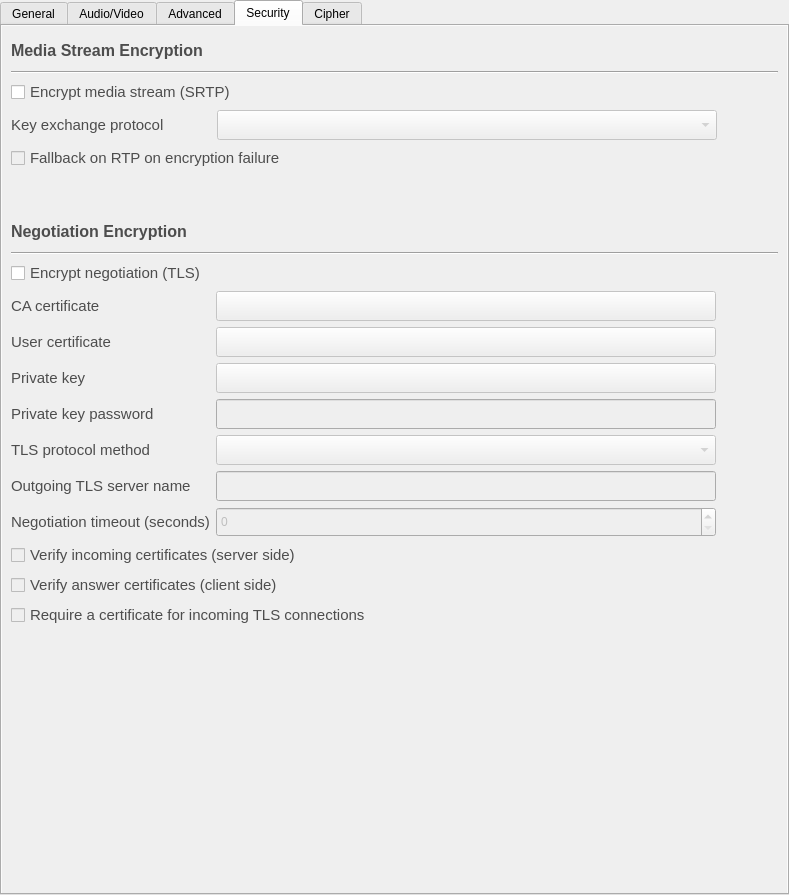
The window that accountdetails.ui (savoirfairelinux/jami-client-windows) describes before a commit, drawn with Qt 5.
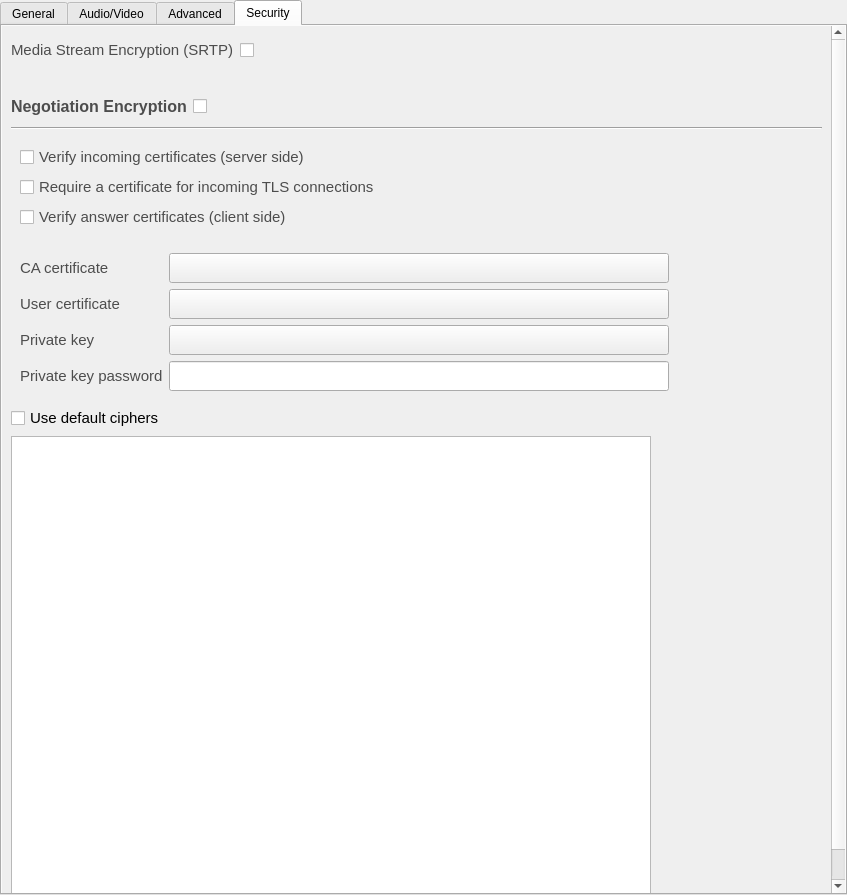
The same window after the commit. The open tabs and pages were chosen to show the change. Icons and pictures are not drawn.

Commit message:
security tab reworked.
- Moves cipher contents inside security tab.
- Negotiation encryption always shown for RING accounts. Other accounts
can hide/shown on the fly.
- Removes Media Stream Encryption (SRTP) for RING accounts.

Tuleap: #403

```diff
--- a/accountdetails.ui
+++ b/accountdetails.ui
@@ -6,7 +6,7 @@
    <rect>
     <x>0</x>
     <y>0</y>
-    <width>789</width>
+    <width>847</width>
     <height>895</height>
    </rect>
   </property>
@@ -91,7 +91,7 @@
            <rect>
             <x>0</x>
             <y>0</y>
-            <width>785</width>
+            <width>843</width>
             <height>866</height>
            </rect>
           </property>
@@ -1136,7 +1136,7 @@
            <rect>
             <x>0</x>
             <y>0</y>
-            <width>753</width>
+            <width>811</width>
             <height>919</height>
            </rect>
           </property>
@@ -1993,139 +1993,80 @@
            <rect>
             <x>0</x>
             <y>0</y>
-            <width>785</width>
-            <height>866</height>
+            <width>829</width>
+            <height>915</height>
            </rect>
           </property>
           <layout class="QVBoxLayout" name="verticalLayout_13">
            <item>
+            <widget class="QWidget" name="MedStreaEncry" native="true">
+             <layout class="QVBoxLayout" name="verticalLayout_10">
+              <property name="leftMargin">
+               <number>0</number>
+              </property>
+              <property name="topMargin">
+               <number>0</number>
+              </property>
+              <property name="rightMargin">
+               <number>0</number>
+              </property>
+              <property name="bottomMargin">
+               <number>0</number>
+              </property>
+              <item>
+               <layout class="QFormLayout" name="formLayout_7">
+                <property name="topMargin">
+                 <number>0</number>
+                </property>
+                <item row="0" column="0">
             <widget class="QLabel" name="label_17">
              <property name="minimumSize">
               <size>
-               <width>300</width>
-               <height>30</height>
-              </size>
-             </property>
-             <property name="maximumSize">
-              <size>
-               <width>300</width>
+                    <width>0</width>
                <height>30</height>
               </size>
              </property>
              <property name="font">
               <font>
-               <pointsize>12</pointsize>
-               <weight>75</weight>
-               <bold>true</bold>
+                    <pointsize>11</pointsize>
+                    <weight>50</weight>
+                    <bold>false</bold>
               </font>
              </property>
              <property name="styleSheet">
               <string notr="true">color: rgb(77, 77, 77);</string>
              </property>
              <property name="text">
-              <string>Media Stream Encryption</string>
+                   <string>Media Stream Encryption (SRTP)</string>
              </property>
             </widget>
            </item>
-           <item>
-            <widget class="Line" name="line_5">
-             <property name="orientation">
-              <enum>Qt::Horizontal</enum>
-             </property>
-            </widget>
-           </item>
-           <item>
+                <item row="0" column="1">
             <widget class="QCheckBox" name="srtpEnabled">
+                  <property name="minimumSize">
+                   <size>
+                    <width>0</width>
+                    <height>30</height>
+                   </size>
+                  </property>
              <property name="font">
               <font>
                <pointsize>11</pointsize>
               </font>
              </property>
-             <property name="styleSheet">
-              <string notr="true">color: rgb(77, 77, 77);</string>
-             </property>
-             <property name="text">
+                  <property name="toolTip">
               <string>Encrypt media stream (SRTP)</string>
              </property>
-            </widget>
-           </item>
-           <item>
-            <layout class="QFormLayout" name="formLayout_7">
-             <item row="0" column="0">
-              <widget class="QLabel" name="label_18">
-               <property name="sizePolicy">
-                <sizepolicy hsizetype="Minimum" vsizetype="Minimum">
-                 <horstretch>0</horstretch>
-                 <verstretch>0</verstretch>
-                </sizepolicy>
-               </property>
-               <property name="minimumSize">
-                <size>
-                 <width>200</width>
-                 <height>30</height>
-                </size>
-               </property>
-               <property name="maximumSize">
-                <size>
-                 <width>200</width>
-                 <height>30</height>
-                </size>
-               </property>
-               <property name="font">
-                <font>
-                 <pointsize>11</pointsize>
-                </font>
-               </property>
                <property name="styleSheet">
                 <string notr="true">color: rgb(77, 77, 77);</string>
                </property>
                <property name="text">
-                <string>Key exchange protocol</string>
-               </property>
-               <property name="buddy">
-                <cstring>keyExchangeModelCombo</cstring>
-               </property>
-              </widget>
-             </item>
-             <item row="0" column="1">
-              <widget class="QComboBox" name="keyExchangeModelCombo">
-               <property name="enabled">
-                <bool>false</bool>
-               </property>
-               <property name="minimumSize">
-                <size>
-                 <width>500</width>
-                 <height>30</height>
-                </size>
-               </property>
-               <property name="maximumSize">
-                <size>
-                 <width>500</width>
-                 <height>30</height>
-                </size>
+                   <string/>
                </property>
               </widget>
              </item>
             </layout>
            </item>
-           <item>
-            <widget class="QCheckBox" name="lrcfg_srtpRtpFallback">
-             <property name="enabled">
-              <bool>false</bool>
-             </property>
-             <property name="font">
-              <font>
-               <pointsize>11</pointsize>
-              </font>
-             </property>
-             <property name="styleSheet">
-              <string notr="true">color: rgb(77, 77, 77);</string>
-             </property>
-             <property name="text">
-              <string>Fallback on RTP on encryption failure</string>
-             </property>
-            </widget>
-           </item>
            <item>
             <spacer name="verticalSpacer">
              <property name="orientation">
@@ -2137,22 +2078,21 @@
              <property name="sizeHint" stdset="0">
               <size>
                <width>20</width>
-               <height>40</height>
+                  <height>20</height>
               </size>
              </property>
             </spacer>
            </item>
+             </layout>
+            </widget>
+           </item>
            <item>
+            <layout class="QFormLayout" name="formLayout_8">
+             <item row="0" column="0">
             <widget class="QLabel" name="label_19">
              <property name="minimumSize">
               <size>
-               <width>300</width>
-               <height>30</height>
-              </size>
-             </property>
-             <property name="maximumSize">
-              <size>
-               <width>300</width>
+                 <width>0</width>
                <height>30</height>
               </size>
              </property>
@@ -2171,29 +2111,92 @@
              </property>
             </widget>
            </item>
-           <item>
-            <widget class="Line" name="line_6">
-             <property name="orientation">
-              <enum>Qt::Horizontal</enum>
-             </property>
-            </widget>
-           </item>
-           <item>
+             <item row="0" column="1">
             <widget class="QCheckBox" name="lrcfg_tlsEnabled">
+               <property name="minimumSize">
+                <size>
+                 <width>0</width>
+                 <height>30</height>
+                </size>
+               </property>
              <property name="font">
               <font>
                <pointsize>11</pointsize>
               </font>
              </property>
-             <property name="styleSheet">
-              <string notr="true">color: rgb(77, 77, 77);</string>
-             </property>
-             <property name="text">
+               <property name="toolTip">
               <string>Encrypt negotiation (TLS)</string>
              </property>
-            </widget>
-           </item>
+               <property name="styleSheet">
+                <string notr="true">color: rgb(77, 77, 77);</string>
+               </property>
+               <property name="text">
+                <string/>
+               </property>
+              </widget>
+             </item>
+            </layout>
+           </item>
            <item>
+            <widget class="Line" name="line_6">
+             <property name="orientation">
+              <enum>Qt::Horizontal</enum>
+             </property>
+            </widget>
+           </item>
+           <item>
+            <widget class="QWidget" name="NegoEncry_1" native="true">
+             <layout class="QVBoxLayout" name="verticalLayout_2">
+              <item>
+               <widget class="QCheckBox" name="lrcfg_tlsVerifyServer">
+                <property name="font">
+                 <font>
+                  <pointsize>11</pointsize>
+                 </font>
+                </property>
+                <property name="styleSheet">
+                 <string notr="true">color: rgb(77, 77, 77);</string>
+                </property>
+                <property name="text">
+                 <string>Verify incoming certificates (server side)</string>
+                </property>
+               </widget>
+              </item>
+              <item>
+               <widget class="QCheckBox" name="lrcfg_tlsRequireClientCertificate">
+                <property name="font">
+                 <font>
+                  <pointsize>11</pointsize>
+                 </font>
+                </property>
+                <property name="styleSheet">
+                 <string notr="true">color: rgb(77, 77, 77);</string>
+                </property>
+                <property name="text">
+                 <string>Require a certificate for incoming TLS connections</string>
+                </property>
+               </widget>
+              </item>
+              <item>
+               <widget class="QCheckBox" name="lrcfg_tlsVerifyClient">
+                <property name="font">
+                 <font>
+                  <pointsize>11</pointsize>
+                 </font>
+                </property>
+                <property name="styleSheet">
+                 <string notr="true">color: rgb(77, 77, 77);</string>
+                </property>
+                <property name="text">
+                 <string>Verify answer certificates (client side)</string>
+                </property>
+               </widget>
+              </item>
+             </layout>
+            </widget>
+           </item>
+           <item>
+            <widget class="QWidget" name="NegoEncry_2" native="true">
             <layout class="QFormLayout" name="formLayout_5">
              <item row="0" column="0">
               <widget class="QLabel" name="label_20">
@@ -2208,8 +2211,34 @@
                <property name="text">
                 <string>CA certificate</string>
                </property>
-               <property name="buddy">
-                <cstring>lrcfg_tlsCaListCertificate</cstring>
+               </widget>
+              </item>
+              <item row="0" column="1">
+               <widget class="QPushButton" name="lrcfg_tlsCaListCertificate">
+                <property name="minimumSize">
+                 <size>
+                  <width>500</width>
+                  <height>30</height>
+                 </size>
+                </property>
+                <property name="maximumSize">
+                 <size>
+                  <width>500</width>
+                  <height>30</height>
+                 </size>
+                </property>
+                <property name="focusPolicy">
+                 <enum>Qt::WheelFocus</enum>
+                </property>
+                <property name="layoutDirection">
+                 <enum>Qt::RightToLeft</enum>
+                </property>
+                <property name="text">
+                 <string/>
+                </property>
+                <property name="icon">
+                 <iconset resource="ressources.qrc">
+                  <normaloff>:/images/icons/ic_folder_black_18dp_2x.png</normaloff>:/images/icons/ic_folder_black_18dp_2x.png</iconset>
                </property>
               </widget>
              </item>
@@ -2226,8 +2255,31 @@
                <property name="text">
                 <string>User certificate</string>
                </property>
-               <property name="buddy">
-                <cstring>lrcfg_tlsCertificate</cstring>
+               </widget>
+              </item>
+              <item row="1" column="1">
+               <widget class="QPushButton" name="lrcfg_tlsCertificate">
+                <property name="minimumSize">
+                 <size>
+                  <width>500</width>
+                  <height>30</height>
+                 </size>
+                </property>
+                <property name="maximumSize">
+                 <size>
+                  <width>500</width>
+                  <height>30</height>
+                 </size>
+                </property>
+                <property name="layoutDirection">
+                 <enum>Qt::RightToLeft</enum>
+                </property>
+                <property name="text">
+                 <string/>
+                </property>
+                <property name="icon">
+                 <iconset resource="ressources.qrc">
+                  <normaloff>:/images/icons/ic_folder_black_18dp_2x.png</normaloff>:/images/icons/ic_folder_black_18dp_2x.png</iconset>
                </property>
               </widget>
              </item>
@@ -2244,8 +2296,31 @@
                <property name="text">
                 <string>Private key</string>
                </property>
-               <property name="buddy">
-                <cstring>lrcfg_tlsPrivateKeyCertificate</cstring>
+               </widget>
+              </item>
+              <item row="2" column="1">
+               <widget class="QPushButton" name="lrcfg_tlsPrivateKeyCertificate">
+                <property name="minimumSize">
+                 <size>
+                  <width>500</width>
+                  <height>30</height>
+                 </size>
+                </property>
+                <property name="maximumSize">
+                 <size>
+                  <width>500</width>
+                  <height>30</height>
+                 </size>
+                </property>
+                <property name="layoutDirection">
+                 <enum>Qt::RightToLeft</enum>
+                </property>
+                <property name="text">
+                 <string/>
+                </property>
+                <property name="icon">
+                 <iconset resource="ressources.qrc">
+                  <normaloff>:/images/icons/ic_folder_black_18dp_2x.png</normaloff>:/images/icons/ic_folder_black_18dp_2x.png</iconset>
                </property>
               </widget>
              </item>
@@ -2262,70 +2337,10 @@
                <property name="text">
                 <string>Private key password</string>
                </property>
-               <property name="buddy">
-                <cstring>lrcfg_tlsPassword</cstring>
-               </property>
-              </widget>
-             </item>
-             <item row="4" column="0">
-              <widget class="QLabel" name="label_24">
-               <property name="font">
-                <font>
-                 <pointsize>11</pointsize>
-                </font>
-               </property>
-               <property name="styleSheet">
-                <string notr="true">color: rgb(77, 77, 77);</string>
-               </property>
-               <property name="text">
-                <string>TLS protocol method</string>
-               </property>
-               <property name="buddy">
-                <cstring>tlsProtocoCombo</cstring>
-               </property>
-              </widget>
-             </item>
-             <item row="5" column="0">
-              <widget class="QLabel" name="label_25">
-               <property name="font">
-                <font>
-                 <pointsize>11</pointsize>
-                </font>
-               </property>
-               <property name="styleSheet">
-                <string notr="true">color: rgb(77, 77, 77);</string>
-               </property>
-               <property name="text">
-                <string>Outgoing TLS server name</string>
-               </property>
-               <property name="buddy">
-                <cstring>lrcfg_tlsServerName</cstring>
-               </property>
-              </widget>
-             </item>
-             <item row="6" column="0">
-              <widget class="QLabel" name="label_26">
-               <property name="font">
-                <font>
-                 <pointsize>11</pointsize>
-                </font>
-               </property>
-               <property name="styleSheet">
-                <string notr="true">color: rgb(77, 77, 77);</string>
-               </property>
-               <property name="text">
-                <string>Negotiation timeout (seconds)</string>
-               </property>
-               <property name="buddy">
-                <cstring>lrcfg_tlsNegotiationTimeoutSec</cstring>
-               </property>
               </widget>
              </item>
              <item row="3" column="1">
               <widget class="QLineEdit" name="lrcfg_tlsPassword">
-               <property name="enabled">
-                <bool>false</bool>
-               </property>
                <property name="sizePolicy">
                 <sizepolicy hsizetype="MinimumExpanding" vsizetype="Fixed">
                  <horstretch>0</horstretch>
@@ -2349,261 +2364,11 @@
                </property>
               </widget>
              </item>
-             <item row="4" column="1">
-              <widget class="QComboBox" name="tlsProtocoCombo">
-               <property name="enabled">
-                <bool>false</bool>
-               </property>
-               <property name="sizePolicy">
-                <sizepolicy hsizetype="MinimumExpanding" vsizetype="Fixed">
-                 <horstretch>0</horstretch>
-                 <verstretch>0</verstretch>
-                </sizepolicy>
-               </property>
-               <property name="minimumSize">
-                <size>
-                 <width>500</width>
-                 <height>30</height>
-                </size>
-               </property>
-               <property name="maximumSize">
-                <size>
-                 <width>500</width>
-                 <height>30</height>
-                </size>
-               </property>
-              </widget>
-             </item>
-             <item row="5" column="1">
-              <widget class="QLineEdit" name="lrcfg_tlsServerName">
-               <property name="enabled">
-                <bool>false</bool>
-               </property>
-               <property name="sizePolicy">
-                <sizepolicy hsizetype="MinimumExpanding" vsizetype="Fixed">
-                 <horstretch>0</horstretch>
-                 <verstretch>0</verstretch>
-                </sizepolicy>
-               </property>
-               <property name="minimumSize">
-                <size>
-                 <width>500</width>
-                 <height>30</height>
-                </size>
-               </property>
-               <property name="maximumSize">
-                <size>
-                 <width>500</width>
-                 <height>30</height>
-                </size>
-               </property>
-              </widget>
-             </item>
-             <item row="6" column="1">
-              <widget class="QSpinBox" name="lrcfg_tlsNegotiationTimeoutSec">
-               <property name="enabled">
-                <bool>false</bool>
-               </property>
-               <property name="minimumSize">
-                <size>
-                 <width>500</width>
-                 <height>30</height>
-                </size>
-               </property>
-               <property name="maximumSize">
-                <size>
-                 <width>500</width>
-                 <height>30</height>
-                </size>
-               </property>
-               <property name="maximum">
-                <number>100000</number>
-               </property>
-              </widget>
-             </item>
-             <item row="1" column="1">
-              <widget class="QPushButton" name="lrcfg_tlsCertificate">
-               <property name="enabled">
-                <bool>false</bool>
-               </property>
-               <property name="minimumSize">
-                <size>
-                 <width>500</width>
-                 <height>30</height>
-                </size>
-               </property>
-               <property name="maximumSize">
-                <size>
-                 <width>500</width>
-                 <height>30</height>
-                </size>
-               </property>
-               <property name="layoutDirection">
-                <enum>Qt::RightToLeft</enum>
-               </property>
-               <property name="text">
-                <string/>
-               </property>
-               <property name="icon">
-                <iconset resource="ressources.qrc">
-                 <normaloff>:/images/icons/ic_folder_black_18dp_2x.png</normaloff>:/images/icons/ic_folder_black_18dp_2x.png</iconset>
-               </property>
-              </widget>
-             </item>
-             <item row="2" column="1">
-              <widget class="QPushButton" name="lrcfg_tlsPrivateKeyCertificate">
-               <property name="enabled">
-                <bool>false</bool>
-               </property>
-               <property name="minimumSize">
-                <size>
-                 <width>500</width>
-                 <height>30</height>
-                </size>
-               </property>
-               <property name="maximumSize">
-                <size>
-                 <width>500</width>
-                 <height>30</height>
-                </size>
-               </property>
-               <property name="layoutDirection">
-                <enum>Qt::RightToLeft</enum>
-               </property>
-               <property name="text">
-                <string/>
-               </property>
-               <property name="icon">
-                <iconset resource="ressources.qrc">
-                 <normaloff>:/images/icons/ic_folder_black_18dp_2x.png</normaloff>:/images/icons/ic_folder_black_18dp_2x.png</iconset>
-               </property>
-              </widget>
-             </item>
-             <item row="0" column="1">
-              <widget class="QPushButton" name="lrcfg_tlsCaListCertificate">
-               <property name="enabled">
-                <bool>false</bool>
-               </property>
-               <property name="minimumSize">
-                <size>
-                 <width>500</width>
-                 <height>30</height>
-                </size>
-               </property>
-               <property name="maximumSize">
-                <size>
-                 <width>500</width>
-                 <height>30</height>
-                </size>
-               </property>
-               <property name="focusPolicy">
-                <enum>Qt::WheelFocus</enum>
-               </property>
-               <property name="layoutDirection">
-                <enum>Qt::RightToLeft</enum>
-               </property>
-               <property name="text">
-                <string/>
-               </property>
-               <property name="icon">
-                <iconset resource="ressources.qrc">
-                 <normaloff>:/images/icons/ic_folder_black_18dp_2x.png</normaloff>:/images/icons/ic_folder_black_18dp_2x.png</iconset>
-               </property>
-              </widget>
-             </item>
-            </layout>
-           </item>
-           <item>
-            <widget class="QCheckBox" name="lrcfg_tlsVerifyServer">
-             <property name="enabled">
-              <bool>false</bool>
-             </property>
-             <property name="font">
-              <font>
-               <pointsize>11</pointsize>
-              </font>
-             </property>
-             <property name="styleSheet">
-              <string notr="true">color: rgb(77, 77, 77);</string>
-             </property>
-             <property name="text">
-              <string>Verify incoming certificates (server side)</string>
-             </property>
+             </layout>
             </widget>
            </item>
            <item>
-            <widget class="QCheckBox" name="lrcfg_tlsVerifyClient">
-             <property name="enabled">
-              <bool>false</bool>
-             </property>
-             <property name="font">
-              <font>
-               <pointsize>11</pointsize>
-              </font>
-             </property>
-             <property name="styleSheet">
-              <string notr="true">color: rgb(77, 77, 77);</string>
-             </property>
-             <property name="text">
-              <string>Verify answer certificates (client side)</string>
-             </property>
-            </widget>
-           </item>
-           <item>
-            <widget class="QCheckBox" name="lrcfg_tlsRequireClientCertificate">
-             <property name="enabled">
-              <bool>false</bool>
-             </property>
-             <property name="font">
-              <font>
-               <pointsize>11</pointsize>
-              </font>
-             </property>
-             <property name="styleSheet">
-              <string notr="true">color: rgb(77, 77, 77);</string>
-             </property>
-             <property name="text">
-              <string>Require a certificate for incoming TLS connections</string>
-             </property>
-            </widget>
-           </item>
-           <item>
-            <spacer name="verticalSpacer_7">
-             <property name="orientation">
-              <enum>Qt::Vertical</enum>
-             </property>
-             <property name="sizeHint" stdset="0">
-              <size>
-               <width>20</width>
-               <height>40</height>
-              </size>
-             </property>
-            </spacer>
-           </item>
-          </layout>
-         </widget>
-        </widget>
-       </item>
-      </layout>
-     </widget>
-     <widget class="QWidget" name="tab">
-      <property name="sizePolicy">
-       <sizepolicy hsizetype="MinimumExpanding" vsizetype="MinimumExpanding">
-        <horstretch>0</horstretch>
-        <verstretch>0</verstretch>
-       </sizepolicy>
-      </property>
-      <attribute name="title">
-       <string>Cipher</string>
-      </attribute>
-      <layout class="QVBoxLayout" name="verticalLayout_10" stretch="0,1">
-       <item>
-        <layout class="QHBoxLayout" name="horizontalLayout_4">
-         <item>
-          <widget class="QRadioButton" name="defaultCipherRadio">
-           <property name="enabled">
-            <bool>false</bool>
-           </property>
+            <widget class="QCheckBox" name="defaultCipherCheckBox">
            <property name="font">
             <font>
              <pointsize>11</pointsize>
@@ -2615,27 +2380,7 @@
           </widget>
          </item>
          <item>
-          <widget class="QRadioButton" name="customCipherRadio">
-           <property name="enabled">
-            <bool>false</bool>
-           </property>
-           <property name="font">
-            <font>
-             <pointsize>11</pointsize>
-            </font>
-           </property>
-           <property name="text">
-            <string>User custom cipher list</string>
-           </property>
-          </widget>
-         </item>
-        </layout>
-       </item>
-       <item>
         <widget class="QListView" name="cipherListView">
-         <property name="enabled">
-          <bool>false</bool>
-         </property>
          <property name="sizePolicy">
           <sizepolicy hsizetype="MinimumExpanding" vsizetype="MinimumExpanding">
            <horstretch>0</horstretch>
@@ -2644,19 +2389,36 @@
          </property>
          <property name="minimumSize">
           <size>
-           <width>0</width>
-           <height>0</height>
+               <width>640</width>
+               <height>480</height>
           </size>
          </property>
          <property name="maximumSize">
           <size>
-           <width>16777215</width>
-           <height>16777215</height>
+               <width>640</width>
+               <height>480</height>
           </size>
          </property>
          <property name="focusPolicy">
           <enum>Qt::NoFocus</enum>
          </property>
+            </widget>
+           </item>
+           <item>
+            <spacer name="verticalSpacer_7">
+             <property name="orientation">
+              <enum>Qt::Vertical</enum>
+             </property>
+             <property name="sizeHint" stdset="0">
+              <size>
+               <width>20</width>
+               <height>40</height>
+              </size>
+             </property>
+            </spacer>
+           </item>
+          </layout>
+         </widget>
         </widget>
        </item>
       </layout>
```
Left out of the diff: 234 changed lines with no effect on the pictures. Lines whose indentation alone changed are shown as unchanged. The commit also changes 1 other file.
